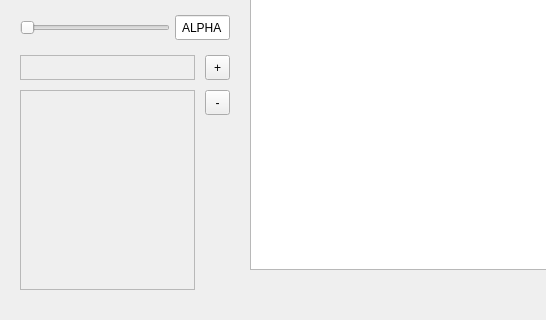
NZaffos/Sprite-Editor, file Assignment8SpriteEditor/mainwindow.ui: the form before one commit; both pictures show x 0 to 546 and y 480 to 800 of the 1300 by 800 pixel window.
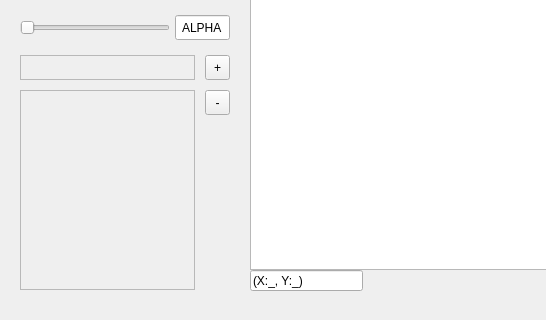
The form after the commit.

```diff
--- a/Assignment8SpriteEditor/mainwindow.ui
+++ b/Assignment8SpriteEditor/mainwindow.ui
@@ -347,6 +347,19 @@
      </property>
     </widget>
    </widget>
+   <widget class="QLineEdit" name="coordinate">
+    <property name="geometry">
+     <rect>
+      <x>250</x>
+      <y>750</y>
+      <width>113</width>
+      <height>21</height>
+     </rect>
+    </property>
+    <property name="text">
+     <string>(X:_, Y:_)</string>
+    </property>
+   </widget>
   </widget>
   <widget class="QStatusBar" name="statusbar"/>
  </widget>
```
